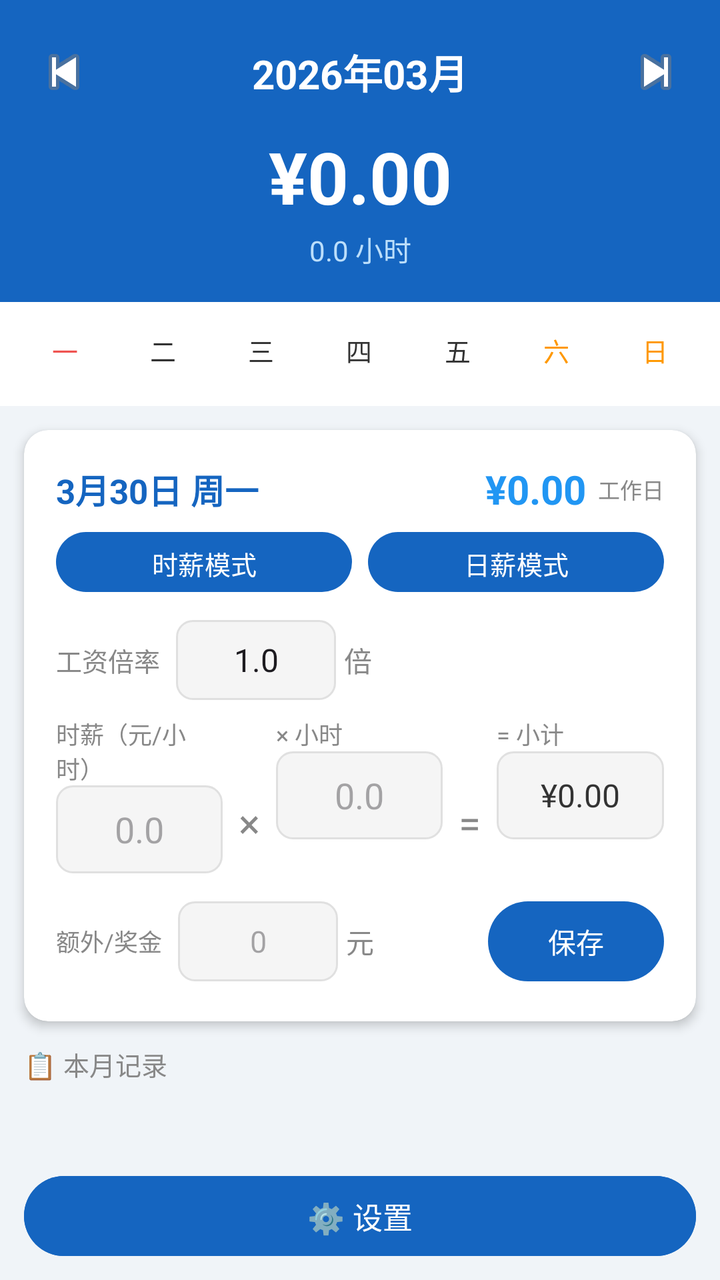
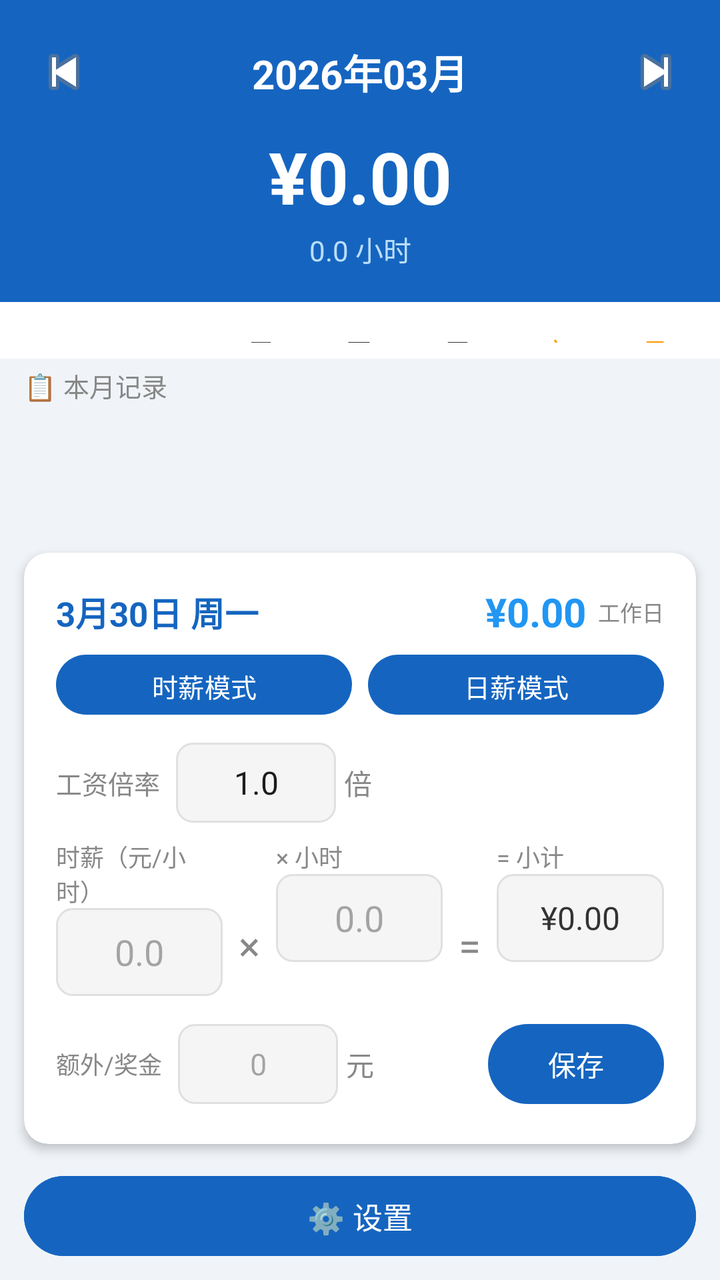

Compare the two renders of this Android layout. The source of the first and the diff that turns it into the second are given below.
<!-- AndroidManifest.xml: application theme Theme.SalaryCalc -->
<!-- res/layout/activity_main.xml -->
<?xml version="1.0" encoding="utf-8"?>
<LinearLayout xmlns:android="http://schemas.android.com/apk/res/android"
    android:layout_width="match_parent"
    android:layout_height="match_parent"
    android:orientation="vertical"
    android:background="@color/bg">

    
    <LinearLayout
        android:layout_width="match_parent"
        android:layout_height="wrap_content"
        android:orientation="vertical"
        android:background="@color/primary"
        android:paddingTop="12dp"
        android:paddingBottom="16dp"
        android:paddingHorizontal="8dp">

        <LinearLayout
            android:layout_width="match_parent"
            android:layout_height="wrap_content"
            android:orientation="horizontal"
            android:gravity="center_vertical">

            <ImageButton
                android:id="@+id/btn_prev_month"
                android:layout_width="48dp"
                android:layout_height="48dp"
                android:background="?attr/selectableItemBackgroundBorderless"
                android:src="@android:drawable/ic_media_previous"
                android:contentDescription="上个月"/>

            <TextView
                android:id="@+id/tv_year_month"
                android:layout_width="0dp"
                android:layout_height="wrap_content"
                android:layout_weight="1"
                android:gravity="center"
                android:text="2026年03月"
                android:textSize="20sp"
                android:textStyle="bold"
                android:textColor="@color/white"/>

            <ImageButton
                android:id="@+id/btn_next_month"
                android:layout_width="48dp"
                android:layout_height="48dp"
                android:background="?attr/selectableItemBackgroundBorderless"
                android:src="@android:drawable/ic_media_next"
                android:contentDescription="下个月"/>
        </LinearLayout>

        <TextView
            android:id="@+id/tv_month_total"
            android:layout_width="match_parent"
            android:layout_height="wrap_content"
            android:gravity="center"
            android:text="¥0.00"
            android:textSize="36sp"
            android:textStyle="bold"
            android:textColor="@color/white"
            android:layout_marginTop="4dp"/>

        <TextView
            android:id="@+id/tv_month_hours"
            android:layout_width="match_parent"
            android:layout_height="wrap_content"
            android:gravity="center"
            android:text="0.0 小时"
            android:textSize="14sp"
            android:textColor="#BBDEFB"
            android:layout_marginTop="2dp"/>
    </LinearLayout>

    
    <LinearLayout
        android:layout_width="match_parent"
        android:layout_height="wrap_content"
        android:orientation="vertical"
        android:background="@color/white"
        android:padding="8dp">

        <LinearLayout
            android:layout_width="match_parent"
            android:layout_height="32dp"
            android:orientation="horizontal">
            <TextView android:layout_width="0dp" android:layout_height="match_parent" android:layout_weight="1" android:gravity="center" android:text="一" android:textSize="13sp" android:textColor="#EF5350"/>
            <TextView android:layout_width="0dp" android:layout_height="match_parent" android:layout_weight="1" android:gravity="center" android:text="二" android:textSize="13sp" android:textColor="#333"/>
            <TextView android:layout_width="0dp" android:layout_height="match_parent" android:layout_weight="1" android:gravity="center" android:text="三" android:textSize="13sp" android:textColor="#333"/>
            <TextView android:layout_width="0dp" android:layout_height="match_parent" android:layout_weight="1" android:gravity="center" android:text="四" android:textSize="13sp" android:textColor="#333"/>
            <TextView android:layout_width="0dp" android:layout_height="match_parent" android:layout_weight="1" android:gravity="center" android:text="五" android:textSize="13sp" android:textColor="#333"/>
            <TextView android:layout_width="0dp" android:layout_height="match_parent" android:layout_weight="1" android:gravity="center" android:text="六" android:textSize="13sp" android:textColor="#FF9800"/>
            <TextView android:layout_width="0dp" android:layout_height="match_parent" android:layout_weight="1" android:gravity="center" android:text="日" android:textSize="13sp" android:textColor="#FF9800"/>
        </LinearLayout>

        <TableLayout
            android:id="@+id/calendar_table"
            android:layout_width="match_parent"
            android:layout_height="wrap_content"
            android:layout_marginTop="4dp"
            android:stretchColumns="0,1,2,3,4,5,6"/>
    </LinearLayout>

    
    <androidx.cardview.widget.CardView
        android:layout_width="match_parent"
        android:layout_height="wrap_content"
        android:layout_margin="12dp"
        app:cardCornerRadius="12dp"
        app:cardElevation="3dp"
        app:cardBackgroundColor="@color/white"
        xmlns:app="http://schemas.android.com/apk/res-auto">

        <LinearLayout
            android:layout_width="match_parent"
            android:layout_height="wrap_content"
            android:orientation="vertical"
            android:padding="16dp">

            
            <LinearLayout
                android:layout_width="match_parent"
                android:layout_height="wrap_content"
                android:orientation="horizontal"
                android:gravity="center_vertical"
                android:layout_marginBottom="4dp">

                <TextView
                    android:id="@+id/tv_selected_date"
                    android:layout_width="0dp"
                    android:layout_height="wrap_content"
                    android:layout_weight="1"
                    android:text="3月30日 周一"
                    android:textSize="17sp"
                    android:textStyle="bold"
                    android:textColor="@color/primary"/>

                <TextView
                    android:id="@+id/tv_day_total"
                    android:layout_width="wrap_content"
                    android:layout_height="wrap_content"
                    android:text="¥0.00"
                    android:textSize="20sp"
                    android:textStyle="bold"
                    android:textColor="@color/accent"/>

                <TextView
                    android:id="@+id/tv_day_status"
                    android:layout_width="wrap_content"
                    android:layout_height="wrap_content"
                    android:text="工作日"
                    android:textSize="11sp"
                    android:textColor="#888"
                    android:layout_marginStart="6dp"/>
            </LinearLayout>

            
            <LinearLayout
                android:layout_width="match_parent"
                android:layout_height="38dp"
                android:orientation="horizontal"
                android:layout_marginBottom="10dp">

                <Button
                    android:id="@+id/btn_mode_hourly"
                    android:layout_width="0dp"
                    android:layout_height="38dp"
                    android:layout_weight="1"
                    android:text="时薪模式"
                    android:textSize="13sp"
                    android:layout_marginEnd="4dp"/>

                <Button
                    android:id="@+id/btn_mode_daily"
                    android:layout_width="0dp"
                    android:layout_height="38dp"
                    android:layout_weight="1"
                    android:text="日薪模式"
                    android:textSize="13sp"
                    android:layout_marginStart="4dp"/>
            </LinearLayout>

            
            <LinearLayout
                android:id="@+id/ll_multiplier"
                android:layout_width="match_parent"
                android:layout_height="wrap_content"
                android:orientation="horizontal"
                android:gravity="center_vertical"
                android:layout_marginBottom="8dp">

                <TextView
                    android:layout_width="wrap_content"
                    android:layout_height="wrap_content"
                    android:text="工资倍率"
                    android:textSize="13sp"
                    android:textColor="#888"/>

                <EditText android:id="@+id/et_multiplier"
                    android:layout_width="80dp"
                    android:layout_height="40dp"
                    android:layout_marginStart="8dp"
                    android:inputType="numberDecimal"
                    android:text="1.0"
                    android:textSize="16sp"
                    android:gravity="center"
                    android:selectAllOnFocus="true"
                    android:background="@drawable/edit_bg"/>

                <TextView
                    android:layout_width="wrap_content"
                    android:layout_height="wrap_content"
                    android:text="倍"
                    android:textSize="14sp"
                    android:textColor="#888"
                    android:layout_marginStart="4dp"/>

                <TextView
                    android:id="@+id/tv_multiplier_hint"
                    android:layout_width="wrap_content"
                    android:layout_height="wrap_content"
                    android:text=""
                    android:textSize="11sp"
                    android:textColor="#AAA"
                    android:layout_marginStart="8dp"/>
            </LinearLayout>

            
            <LinearLayout
                android:id="@+id/ll_hourly"
                android:layout_width="match_parent"
                android:layout_height="wrap_content"
                android:orientation="horizontal">

                <LinearLayout
                    android:layout_width="0dp" android:layout_height="wrap_content" android:layout_weight="1"
                    android:orientation="vertical" android:layout_marginEnd="8dp">
                    <TextView android:layout_width="wrap_content" android:layout_height="wrap_content"
                        android:text="时薪（元/小时）" android:textSize="12sp" android:textColor="#888"/>
                    <EditText android:id="@+id/et_hourly_rate"
                        android:layout_width="match_parent" android:layout_height="44dp"
                        android:inputType="numberDecimal" android:hint="0.0"
                        android:textSize="18sp" android:gravity="center"
                        android:selectAllOnFocus="true"
                        android:background="@drawable/edit_bg"/>
                </LinearLayout>

                <TextView
                    android:layout_width="wrap_content"
                    android:layout_height="wrap_content"
                    android:text="×"
                    android:textSize="20sp"
                    android:textColor="#888"
                    android:layout_gravity="bottom"
                    android:paddingBottom="12dp"/>

                <LinearLayout
                    android:layout_width="0dp" android:layout_height="wrap_content" android:layout_weight="1"
                    android:orientation="vertical" android:layout_marginHorizontal="8dp">
                    <TextView android:layout_width="wrap_content" android:layout_height="wrap_content"
                        android:text="× 小时" android:textSize="12sp" android:textColor="#888"/>
                    <EditText android:id="@+id/et_hours"
                        android:layout_width="match_parent" android:layout_height="44dp"
                        android:inputType="numberDecimal" android:hint="0.0"
                        android:textSize="18sp" android:gravity="center"
                        android:selectAllOnFocus="true"
                        android:background="@drawable/edit_bg"/>
                </LinearLayout>

                <TextView
                    android:layout_width="wrap_content"
                    android:layout_height="wrap_content"
                    android:text="="
                    android:textSize="20sp"
                    android:textColor="#888"
                    android:layout_gravity="bottom"
                    android:paddingBottom="12dp"/>

                <LinearLayout
                    android:layout_width="0dp" android:layout_height="wrap_content" android:layout_weight="1"
                    android:orientation="vertical" android:layout_marginStart="8dp">
                    <TextView android:layout_width="wrap_content" android:layout_height="wrap_content"
                        android:text="= 小计" android:textSize="12sp" android:textColor="#888"/>
                    <TextView android:id="@+id/tv_hourly_subtotal"
                        android:layout_width="match_parent" android:layout_height="44dp"
                        android:text="¥0.00"
                        android:textSize="16sp"
                        android:background="@drawable/edit_bg"
                        android:textColor="#333"
                        android:gravity="center"
                        android:paddingVertical="10dp"/>
                </LinearLayout>
            </LinearLayout>

            
            <LinearLayout
                android:id="@+id/ll_daily"
                android:layout_width="match_parent"
                android:layout_height="wrap_content"
                android:orientation="horizontal"
                android:visibility="gone">

                <LinearLayout
                    android:layout_width="0dp" android:layout_height="wrap_content" android:layout_weight="1"
                    android:orientation="vertical" android:layout_marginEnd="8dp">
                    <TextView android:layout_width="wrap_content" android:layout_height="wrap_content"
                        android:text="日薪（固定金额）" android:textSize="12sp" android:textColor="#888"/>
                    <EditText android:id="@+id/et_daily_rate"
                        android:layout_width="match_parent" android:layout_height="44dp"
                        android:inputType="numberDecimal" android:hint="0"
                        android:textSize="18sp" android:gravity="center"
                        android:selectAllOnFocus="true"
                        android:background="@drawable/edit_bg"/>
                </LinearLayout>
                <View android:layout_width="0dp" android:layout_height="44dp" android:layout_weight="1"/>
            </LinearLayout>

            
            <LinearLayout
                android:layout_width="match_parent"
                android:layout_height="wrap_content"
                android:orientation="horizontal"
                android:layout_marginTop="10dp"
                android:gravity="center_vertical">

                <TextView android:layout_width="wrap_content" android:layout_height="wrap_content"
                    android:text="额外/奖金" android:textSize="12sp" android:textColor="#888"/>

                <EditText android:id="@+id/et_bonus"
                    android:layout_width="80dp" android:layout_height="40dp"
                    android:layout_marginStart="8dp"
                    android:inputType="numberDecimal" android:hint="0"
                    android:textSize="15sp" android:gravity="center"
                    android:selectAllOnFocus="true"
                    android:background="@drawable/edit_bg"/>

                <TextView android:layout_width="wrap_content" android:layout_height="wrap_content"
                    android:text="元" android:textSize="14sp" android:textColor="#888" android:layout_marginStart="4dp"/>

                <TextView android:layout_width="0dp" android:layout_height="0dp" android:layout_weight="1"/>

                <Button
                    android:id="@+id/btn_delete"
                    android:layout_width="wrap_content"
                    android:layout_height="wrap_content"
                    android:text="删除"
                    android:textColor="#F44336"
                    android:visibility="gone"
                    style="@style/Widget.MaterialComponents.Button.OutlinedButton"/>

                <Button
                    android:id="@+id/btn_save"
                    android:layout_width="wrap_content"
                    android:layout_height="wrap_content"
                    android:text="保存"
                    android:paddingHorizontal="20dp"
                    android:layout_marginStart="8dp"/>
            </LinearLayout>
        </LinearLayout>
    </androidx.cardview.widget.CardView>

    
    <LinearLayout
        android:layout_width="match_parent"
        android:layout_height="0dp"
        android:layout_weight="1"
        android:orientation="vertical"
        android:layout_marginHorizontal="12dp">

        <TextView android:layout_width="wrap_content" android:layout_height="wrap_content"
            android:text="📋 本月记录" android:textSize="13sp" android:textColor="#888"
            android:layout_marginBottom="4dp"/>

        <ListView android:id="@+id/lv_records"
            android:layout_width="match_parent"
            android:layout_height="0dp"
            android:layout_weight="1"
            android:divider="#EEE"
            android:dividerHeight="1dp"/>
    </LinearLayout>

    
    <Button
        android:id="@+id/btn_settings"
        android:layout_width="match_parent"
        android:layout_height="48dp"
        android:layout_marginHorizontal="12dp"
        android:layout_marginBottom="8dp"
        android:text="⚙️ 设置"
        android:textSize="15sp"
        android:backgroundTint="@color/primary"/>
</LinearLayout>
<!-- resources referenced by this layout -->
<resources>
  <color name="accent">#2196F3</color>
  <color name="bg">#F0F4F8</color>
  <color name="primary">#1565C0</color>
  <color name="white">#FFFFFF</color>
  <!-- drawable edit_bg (drawable) -->
  <?xml version="1.0" encoding="utf-8"?>
  <shape xmlns:android="http://schemas.android.com/apk/res/android"
      android:shape="rectangle">
      <solid android:color="#F5F5F5"/>
      <corners android:radius="8dp"/>
      <stroke android:width="1dp" android:color="#E0E0E0"/>
  </shape>
  <style name="Theme.SalaryCalc" parent="Theme.Material3.Light.NoActionBar">
          <item name="colorPrimary">@color/primary</item>
          <item name="colorPrimaryDark">@color/primary_dark</item>
          <item name="colorAccent">@color/accent</item>
          <item name="android:statusBarColor">@color/primary_dark</item>
      </style>
  <color name="primary_dark">#0D47A1</color>
</resources>

<!-- the commit's change to res/layout/activity_main.xml (unified diff, before → after) -->
@@ -74,30 +74,60 @@
     
     <LinearLayout
         android:layout_width="match_parent"
-        android:layout_height="wrap_content"
-        android:orientation="vertical"
-        android:background="@color/white"
-        android:padding="8dp">
-
+        android:layout_height="0dp"
+        android:layout_weight="1"
+        android:orientation="vertical">
+
+        
         <LinearLayout
             android:layout_width="match_parent"
-            android:layout_height="32dp"
-            android:orientation="horizontal">
-            <TextView android:layout_width="0dp" android:layout_height="match_parent" android:layout_weight="1" android:gravity="center" android:text="一" android:textSize="13sp" android:textColor="#EF5350"/>
-            <TextView android:layout_width="0dp" android:layout_height="match_parent" android:layout_weight="1" android:gravity="center" android:text="二" android:textSize="13sp" android:textColor="#333"/>
-            <TextView android:layout_width="0dp" android:layout_height="match_parent" android:layout_weight="1" android:gravity="center" android:text="三" android:textSize="13sp" android:textColor="#333"/>
-            <TextView android:layout_width="0dp" android:layout_height="match_parent" android:layout_weight="1" android:gravity="center" android:text="四" android:textSize="13sp" android:textColor="#333"/>
-            <TextView android:layout_width="0dp" android:layout_height="match_parent" android:layout_weight="1" android:gravity="center" android:text="五" android:textSize="13sp" android:textColor="#333"/>
-            <TextView android:layout_width="0dp" android:layout_height="match_parent" android:layout_weight="1" android:gravity="center" android:text="六" android:textSize="13sp" android:textColor="#FF9800"/>
-            <TextView android:layout_width="0dp" android:layout_height="match_parent" android:layout_weight="1" android:gravity="center" android:text="日" android:textSize="13sp" android:textColor="#FF9800"/>
+            android:layout_height="0dp"
+            android:layout_weight="1"
+            android:orientation="vertical"
+            android:background="@color/white"
+            android:padding="8dp">
+
+            <LinearLayout
+                android:layout_width="match_parent"
+                android:layout_height="32dp"
+                android:orientation="horizontal">
+                <TextView android:layout_width="0dp" android:layout_height="match_parent" android:layout_weight="1" android:gravity="center" android:text="一" android:textSize="13sp" android:textColor="#EF5350"/>
+                <TextView android:layout_width="0dp" android:layout_height="match_parent" android:layout_weight="1" android:gravity="center" android:text="二" android:textSize="13sp" android:textColor="#333"/>
+                <TextView android:layout_width="0dp" android:layout_height="match_parent" android:layout_weight="1" android:gravity="center" android:text="三" android:textSize="13sp" android:textColor="#333"/>
+                <TextView android:layout_width="0dp" android:layout_height="match_parent" android:layout_weight="1" android:gravity="center" android:text="四" android:textSize="13sp" android:textColor="#333"/>
+                <TextView android:layout_width="0dp" android:layout_height="match_parent" android:layout_weight="1" android:gravity="center" android:text="五" android:textSize="13sp" android:textColor="#333"/>
+                <TextView android:layout_width="0dp" android:layout_height="match_parent" android:layout_weight="1" android:gravity="center" android:text="六" android:textSize="13sp" android:textColor="#FF9800"/>
+                <TextView android:layout_width="0dp" android:layout_height="match_parent" android:layout_weight="1" android:gravity="center" android:text="日" android:textSize="13sp" android:textColor="#FF9800"/>
+            </LinearLayout>
+
+            <TableLayout
+                android:id="@+id/calendar_table"
+                android:layout_width="match_parent"
+                android:layout_height="0dp"
+                android:layout_weight="1"
+                android:layout_marginTop="4dp"
+                android:stretchColumns="0,1,2,3,4,5,6"/>
         </LinearLayout>
 
-        <TableLayout
-            android:id="@+id/calendar_table"
-            android:layout_width="match_parent"
-            android:layout_height="wrap_content"
-            android:layout_marginTop="4dp"
-            android:stretchColumns="0,1,2,3,4,5,6"/>
+        
+        <LinearLayout
+            android:layout_width="match_parent"
+            android:layout_height="0dp"
+            android:layout_weight="3"
+            android:orientation="vertical"
+            android:layout_marginHorizontal="12dp">
+
+            <TextView android:layout_width="wrap_content" android:layout_height="wrap_content"
+                android:text="📋 本月记录" android:textSize="13sp" android:textColor="#888"
+                android:layout_marginTop="4dp" android:layout_marginBottom="4dp"/>
+
+            <ListView android:id="@+id/lv_records"
+                android:layout_width="match_parent"
+                android:layout_height="0dp"
+                android:layout_weight="1"
+                android:divider="#EEE"
+                android:dividerHeight="1dp"/>
+        </LinearLayout>
     </LinearLayout>
 
     
@@ -359,26 +389,6 @@
     </androidx.cardview.widget.CardView>
 
     
-    <LinearLayout
-        android:layout_width="match_parent"
-        android:layout_height="0dp"
-        android:layout_weight="1"
-        android:orientation="vertical"
-        android:layout_marginHorizontal="12dp">
-
-        <TextView android:layout_width="wrap_content" android:layout_height="wrap_content"
-            android:text="📋 本月记录" android:textSize="13sp" android:textColor="#888"
-            android:layout_marginBottom="4dp"/>
-
-        <ListView android:id="@+id/lv_records"
-            android:layout_width="match_parent"
-            android:layout_height="0dp"
-            android:layout_weight="1"
-            android:divider="#EEE"
-            android:dividerHeight="1dp"/>
-    </LinearLayout>
-
-    
     <Button
         android:id="@+id/btn_settings"
         android:layout_width="match_parent"
